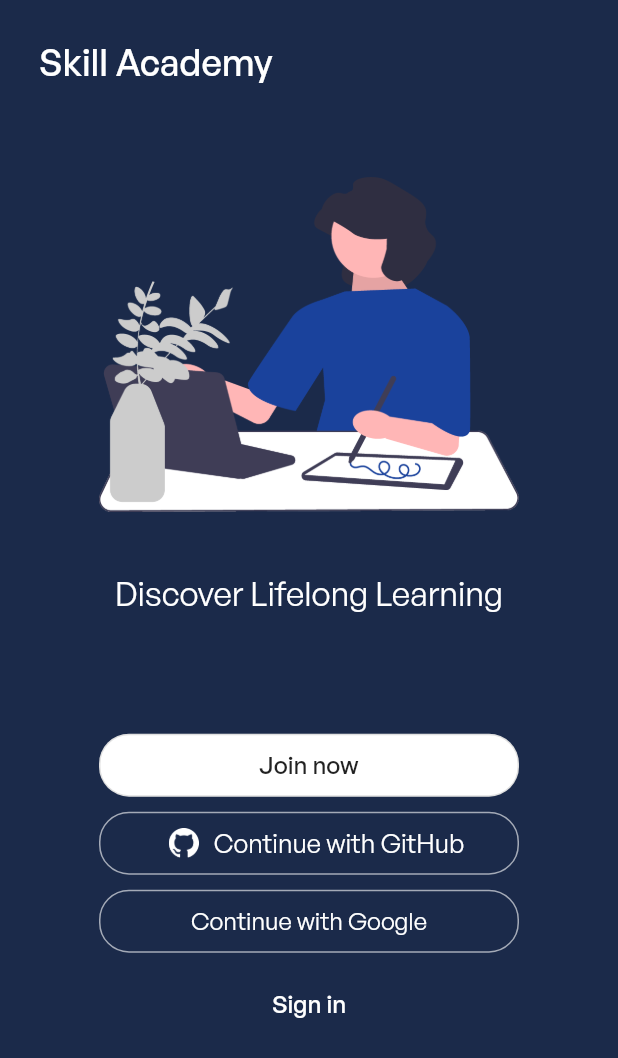
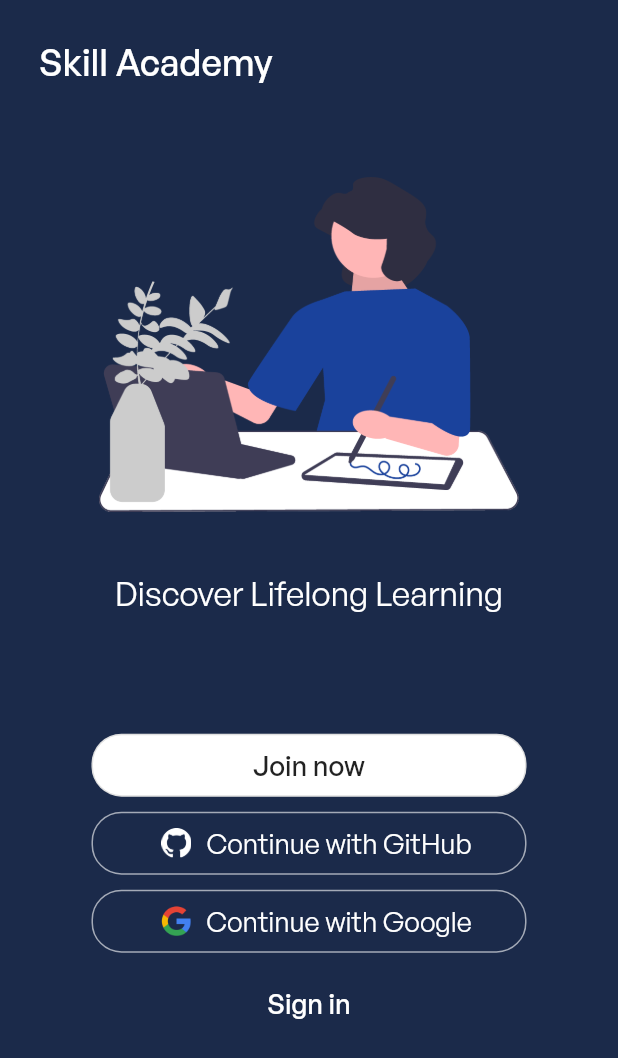
Before and after one commit to realstoman/flutter_login_register_ui, a Flutter app: the screen it shows after launch, on a phone screen of 412 x 824 dp. Shown: the top 1058 px of the screen. Run offline on Flutter 3.47's test engine with Material 2 defaults, Android fonts, the phone set to English and light mode, and no system bars.

Commit message:
Add google icon and change sizing

```diff
--- a/lib/widgets/app_home_buttons.dart
+++ b/lib/widgets/app_home_buttons.dart
@@ -25,13 +25,13 @@ class _AppHomeButtonsState extends State<AppHomeButtons> {
                     Padding(
                       padding: const EdgeInsets.symmetric(vertical: 10.0),
                       child: SizedBox(
-                        width: 280,
+                        width: 290,
                         height: 42,
                         child: OutlinedButton(
                           style: OutlinedButton.styleFrom(
                             backgroundColor: Colors.white,
                             primary: Colors.black87,
-                            textStyle: const TextStyle(fontSize: 16),
+                            textStyle: const TextStyle(fontSize: 18),
                             shape: const RoundedRectangleBorder(
                                 borderRadius:
                                     BorderRadius.all(Radius.circular(20))),
@@ -48,12 +48,12 @@ class _AppHomeButtonsState extends State<AppHomeButtons> {
                       ),
                     ),
                     SizedBox(
-                      width: 280,
+                      width: 290,
                       height: 42,
                       child: OutlinedButton(
                         style: OutlinedButton.styleFrom(
                           primary: Colors.white,
-                          textStyle: const TextStyle(fontSize: 17),
+                          textStyle: const TextStyle(fontSize: 18),
                           side: const BorderSide(color: Colors.white60),
                           shape: const RoundedRectangleBorder(
                               borderRadius:
@@ -83,12 +83,12 @@ class _AppHomeButtonsState extends State<AppHomeButtons> {
                     Padding(
                       padding: const EdgeInsets.symmetric(vertical: 10.0),
                       child: SizedBox(
-                        width: 280,
+                        width: 290,
                         height: 42,
                         child: OutlinedButton(
                           style: OutlinedButton.styleFrom(
                             primary: Colors.white,
-                            textStyle: const TextStyle(fontSize: 16),
+                            textStyle: const TextStyle(fontSize: 18),
                             side: const BorderSide(color: Colors.white60),
                             shape: const RoundedRectangleBorder(
                                 borderRadius:
@@ -98,17 +98,29 @@ class _AppHomeButtonsState extends State<AppHomeButtons> {
                               MaterialPageRoute(
                                   builder: (context) =>
                                       const RegisterScreen())),
-                          child: const Text('Continue with Google',
-                              style: TextStyle(
-                                  fontFamily: 'GeneralSans',
-                                  fontWeight: FontWeight.w400)),
+                          child: Row(
+                            mainAxisAlignment: MainAxisAlignment.center,
+                            children: [
+                              SizedBox(
+                                width: 40,
+                                child: Image.asset(
+                                    'assets/images/google-icon.png',
+                                    width: 40,
+                                    height: 20),
+                              ),
+                              const Text('Continue with Google',
+                                  style: TextStyle(
+                                      fontFamily: 'GeneralSans',
+                                      fontWeight: FontWeight.w400)),
+                            ],
+                          ),
                         ),
                       ),
                     ),
                     OutlinedButton(
                       style: OutlinedButton.styleFrom(
                           primary: Colors.white,
-                          textStyle: const TextStyle(fontSize: 16),
+                          textStyle: const TextStyle(fontSize: 18),
                           side: const BorderSide(color: Colors.transparent)),
                       onPressed: () => Navigator.of(context).push(
                           MaterialPageRoute(
```
